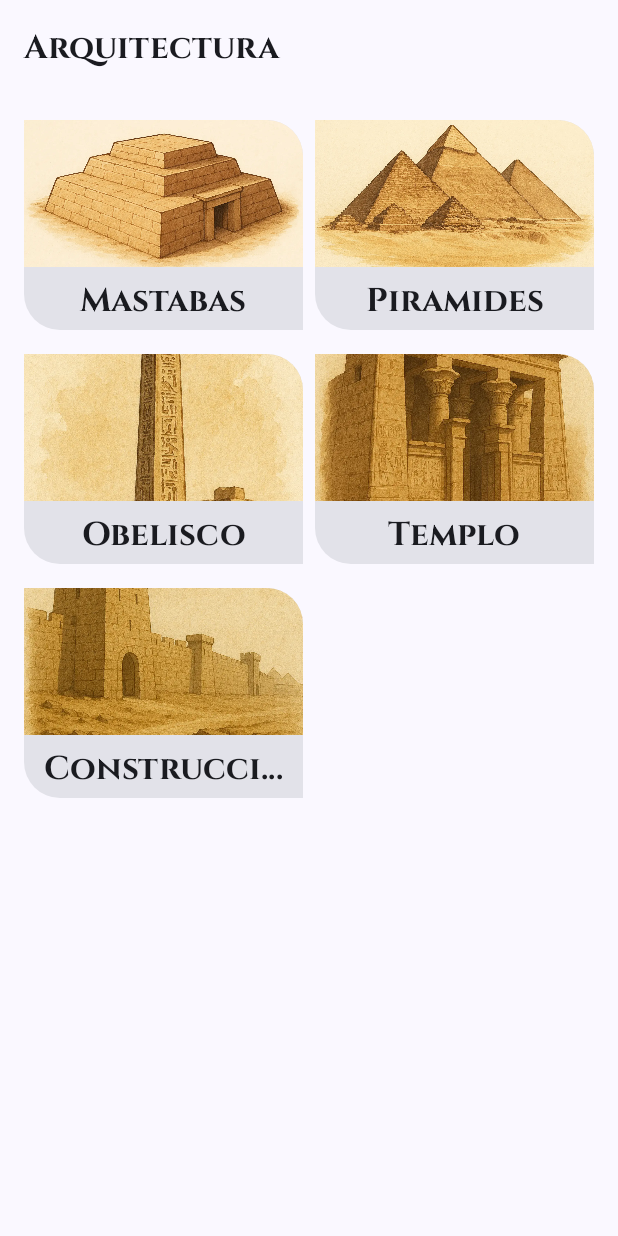
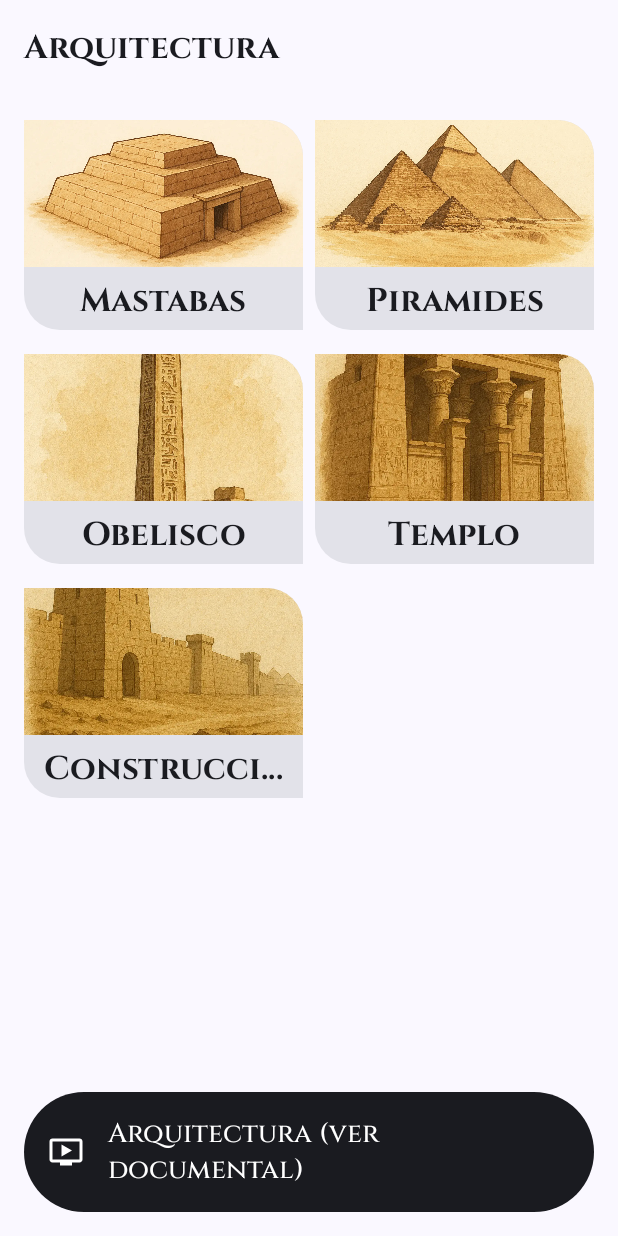
Before and after one commit to dansolodev/museum-egypt-app, an Android app built with Jetpack Compose: the ArchitectureScreen screen opened through its navigation route, on a phone screen of 412 x 824 dp. Run offline under Robolectric (Android 15) with nearby library versions, the phone set to English and light mode, and no system bars; Roboto replaces fonts that are not available here.

Commit message:
ArchitectureScreen: Add bottom button

```diff
--- a/app/src/main/java/com/fs/museumegyptapp/ui/architecture/ArchitectureScreeen.kt
+++ b/app/src/main/java/com/fs/museumegyptapp/ui/architecture/ArchitectureScreeen.kt
@@ -8,6 +8,8 @@ import androidx.compose.foundation.layout.padding
 import androidx.compose.foundation.lazy.staggeredgrid.LazyVerticalStaggeredGrid
 import androidx.compose.foundation.lazy.staggeredgrid.StaggeredGridCells
 import androidx.compose.foundation.lazy.staggeredgrid.items
+import androidx.compose.material.icons.Icons
+import androidx.compose.material.icons.filled.OndemandVideo
 import androidx.compose.material3.ExperimentalMaterial3Api
 import androidx.compose.material3.Scaffold
 import androidx.compose.material3.Text
@@ -20,6 +22,7 @@ import androidx.compose.ui.unit.dp
 import com.fs.museumegyptapp.R
 import com.fs.museumegyptapp.model.sectionsArchitectureSection
 import com.fs.museumegyptapp.ui_kit.components.EgyptSquareCard
+import com.fs.museumegyptapp.ui_kit.components.PrimaryIconButton
 import com.fs.museumegyptapp.ui_kit.theme.MuseumEgyptAppTheme
 
 @OptIn(ExperimentalMaterial3Api::class)
@@ -35,6 +38,17 @@ internal fun ArchitectureScreen(
                 title = {
                     Text(text = stringResource(id = R.string.architecture_label))
                 }
+            )
+        },
+        bottomBar = {
+            PrimaryIconButton(
+                text = stringResource(id = R.string.architecture_btn),
+                onClick = {
+
+                },
+                icon = Icons.Default.OndemandVideo,
+                modifier = Modifier.padding(16.dp),
+                iconContentDescription = stringResource(id = R.string.architecture_btn)
             )
         }
     ) { innerPadding ->
--- a/app/src/main/res/values/strings.xml
+++ b/app/src/main/res/values/strings.xml
@@ -3,6 +3,7 @@
     <string name="everyday_life_label">Vida cotidiana</string>
     <string name="everyday_life_btn">Vida cotidiana (ver documental)</string>
     <string name="architecture_label">Arquitectura</string>
+    <string name="architecture_btn">Arquitectura (ver documental)</string>
     <string name="art_label">Arte</string>
     <string name="everyday_life_first_text">La vida cotidiana en el Antiguo Egipto estaba fuertemente ligada al río Nilo y la agricultura, con campesinos dedicados a los cultivos y la vida en pequeñas casas de adobe. La sociedad era jerárquica, con el faraón en la cima, y las familias realizaban festejos para ocasiones importantes. La dieta consistía en cereales, legumbres, frutas y cerveza, y la higiene personal era fundamental.</string>
     <!-- Trabajo y Economía -->
```
